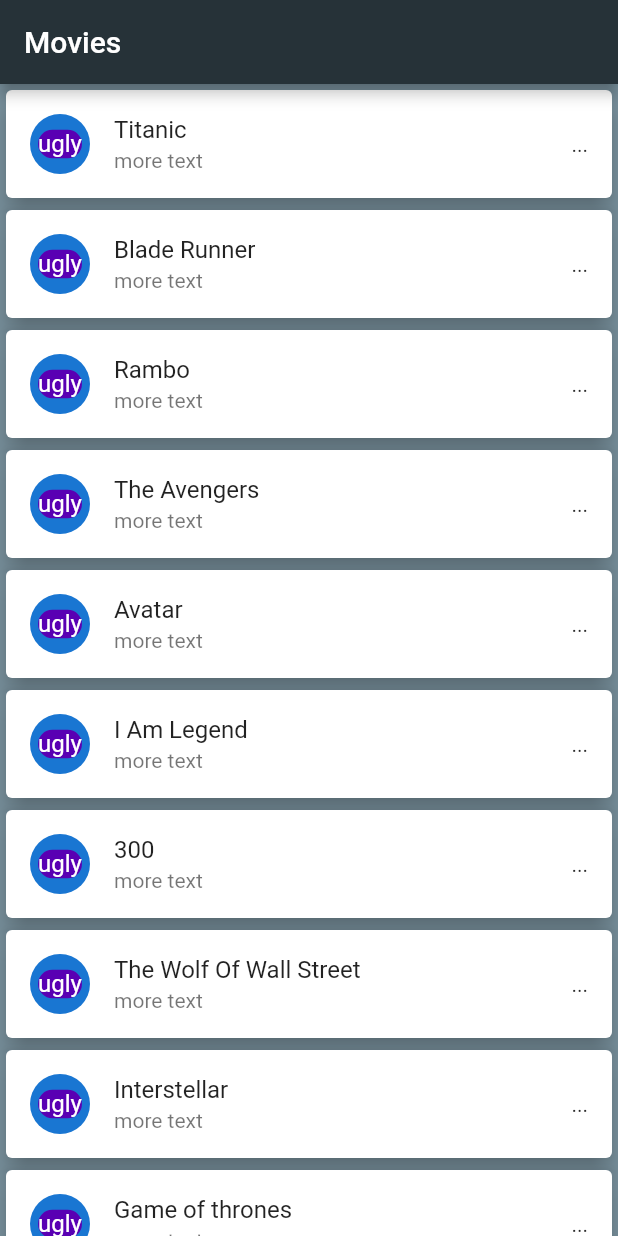
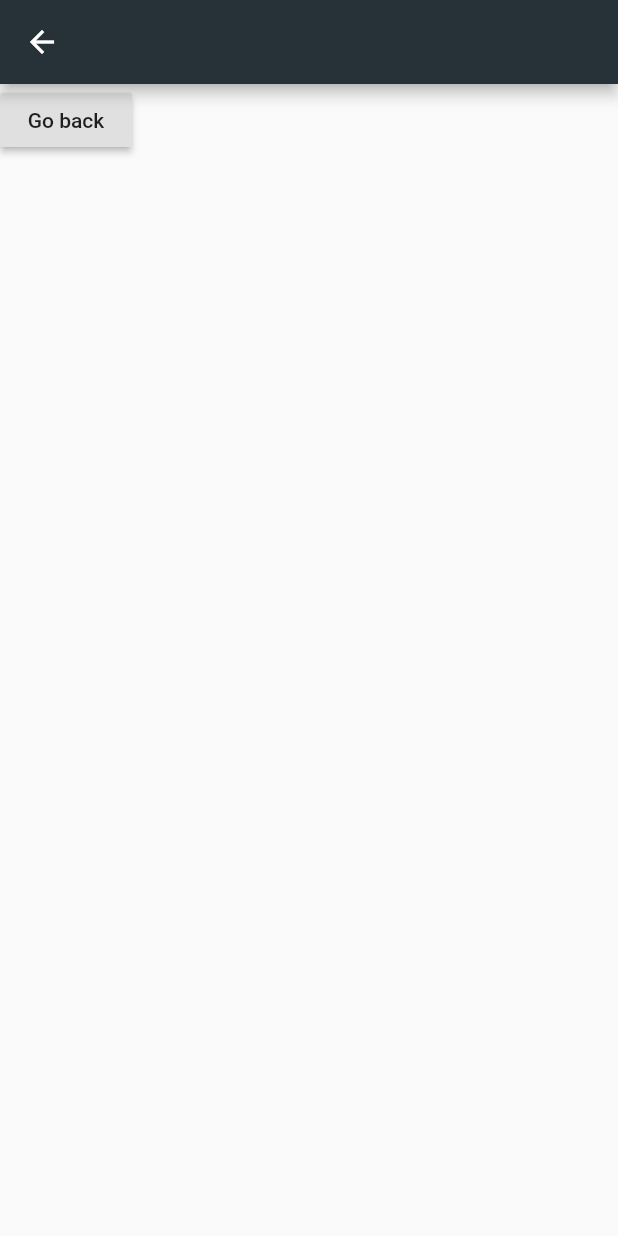
Before and after one commit to anoobishnoob/movieDB, a Flutter app: the screen it shows after launch, after a tap on "ugly", on a phone screen of 412 x 824 dp. Run offline on Flutter 3.47's test engine with Material 2 defaults, Android fonts, the phone set to English and light mode, and no system bars.

Commit message:
Update home.dart

```diff
--- a/lib/ui/home.dart
+++ b/lib/ui/home.dart
@@ -49,10 +49,34 @@ class MovieListView extends StatelessWidget {
               trailing: Text("..."),
               title: Text(movies.elementAt(index)),
               subtitle: Text("more text"),
-              onTap: () => debugPrint("Movie name: ${movies.elementAt(index)}")
-            ),
-          );
+              onTap: (){
+                Navigator.push(context, MaterialPageRoute(
+                    builder: (context) => MovieListViewDetails()));
+              },
+              //onTap: () => debugPrint("Movie name: ${movies.elementAt(index)}"),
+            ));
     }),
     );
   }
 }
+
+// new route/screen/page
+class MovieListViewDetails extends StatelessWidget {
+  @override
+  Widget build(BuildContext context) {
+    return Scaffold(
+      appBar: AppBar(
+        backgroundColor: Colors.blueGrey.shade900,
+      ),
+      body: Container(
+        child: RaisedButton(
+          child: Text("Go back"),
+          onPressed: () {
+            Navigator.push(context, MaterialPageRoute(
+                builder: (context) => MovieListView()));
+          },
+        ),
+      ),
+    );
+  }
+}
```
